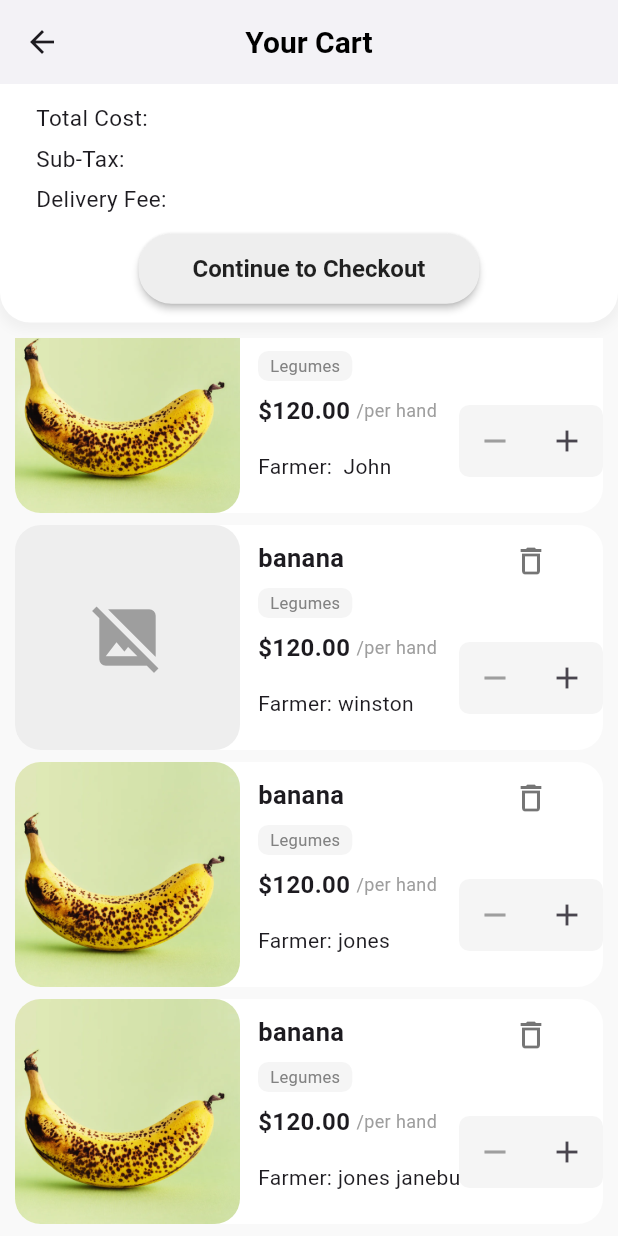
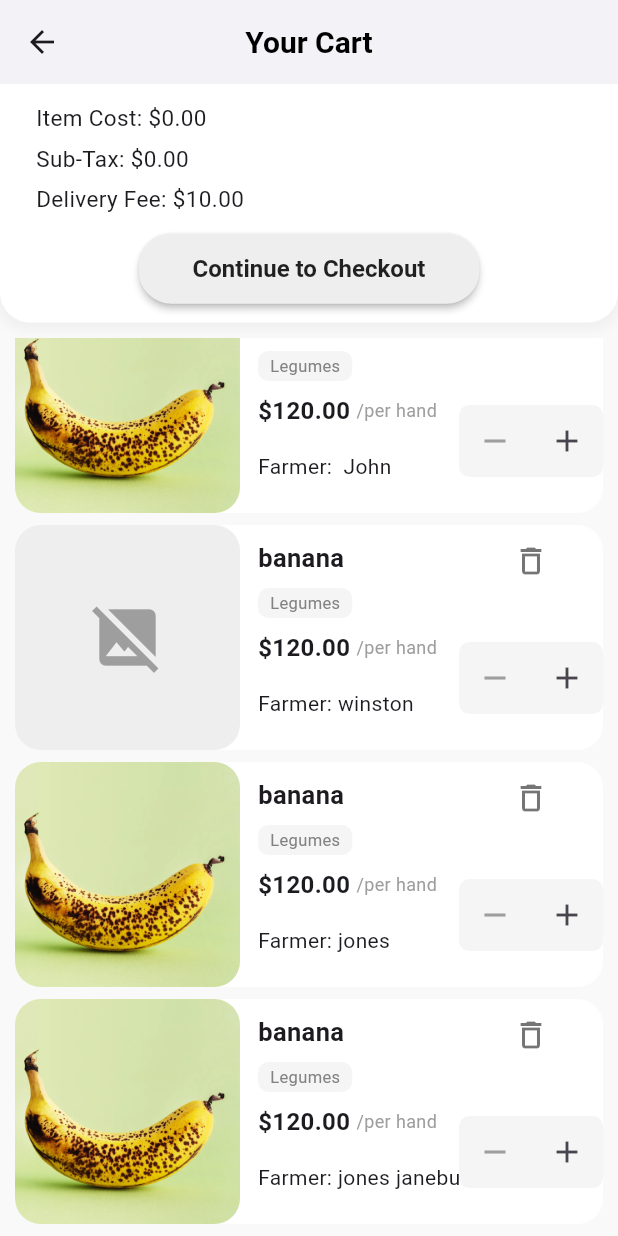
Before and after one commit to KhriseanStewart/denbigh_amber_app, a Flutter app: the CartScreen screen opened by its route, scrolled down 41 dp, after a tap on the "add" icon, after a tap on the "remove" icon, on a phone screen of 412 x 824 dp. Run offline on Flutter 3.47's test engine with Material 3 defaults, Android fonts, the light colour scheme and no system bars; our stand-ins replace cloud_firestore, firebase_auth, firebase_core, firebase_storage, image_picker, shimmer; accounts and stored records are empty.

Commit message:
cart item and total logic bug fixed

```diff
--- a/lib/customer_screens.dart/cart_screen.dart
+++ b/lib/customer_screens.dart/cart_screen.dart
@@ -9,11 +9,8 @@ class CartScreen extends StatefulWidget {
 }
 
 class _CartScreenState extends State<CartScreen> {
-  // Add this for shimmer loading simulation
   bool _isLoading = true;
-  int quantity = 0; // this is the quantity of the product to be added to the cart
 
-  // this list is a simulated list add cart from firebase
   final List<Map<String, dynamic>> cartItems = [
     {
       'image': 'assets/banana.webp',
@@ -21,7 +18,7 @@ class _CartScreenState extends State<CartScreen> {
       'category': 'Legumes',
       'price': 120.00,
       'unit': 'per hand',
-      'quantity': 1,
+      'quantity': 0,
       'farmerName': ' John',
     },
     {
@@ -30,7 +27,7 @@ class _CartScreenState extends State<CartScreen> {
       'category': 'Legumes',
       'price': 120.00,
       'unit': 'per hand',
-      'quantity': 1,
+      'quantity': 0,
       'farmerName': 'winston',
     },
     {
@@ -39,7 +36,7 @@ class _CartScreenState extends State<CartScreen> {
       'category': 'Legumes',
       'price': 120.00,
       'unit': 'per hand',
-      'quantity': 1,
+      'quantity': 0,
       'farmerName': 'jones',
     },
     {
@@ -48,16 +45,14 @@ class _CartScreenState extends State<CartScreen> {
       'category': 'Legumes',
       'price': 120.00,
       'unit': 'per hand',
-      'quantity': 1,
+      'quantity': 0,
       'farmerName': 'jones janebuebuyhb',
     },
-
   ];
 
   @override
   void initState() {
     super.initState();
-    // Simulate loading for 2 seconds, then show images
     Future.delayed(const Duration(seconds: 2), () {
       setState(() {
         _isLoading = false;
@@ -67,19 +62,20 @@ class _CartScreenState extends State<CartScreen> {
 
   @override
   Widget build(BuildContext context) {
-    // Example calculations
-    double totalCost = cartItems.fold(
+    // this logic is to be change to suit the cart items from the database
+    double itemCost = cartItems.fold(
       0.0,
-      (sum, item) => sum + item['price'] * item['quantity'],
+      (sum, item) => sum + ((item['price'] as num) * (item['quantity'] as num)),
     );
-    double subTax = totalCost * 0.08; // Example sub-tax
-    double deliveryFee = 10.0;
+    double subTax = itemCost * 0.08;
+    double deliveryFee = 10.0;// This can be dynamic based on location or other factors
+
+    double totalCost = itemCost + subTax + deliveryFee;
 
     return Scaffold(
       appBar: AppBar(
         centerTitle: true,
         automaticallyImplyLeading: true,
-
         title: Text(
           'Your Cart',
           style: TextStyle(
@@ -89,7 +85,6 @@ class _CartScreenState extends State<CartScreen> {
           ),
         ),
         backgroundColor: Colors.white,
-
       ),
       backgroundColor: Color(0xffF9F9F9),
       body: Column(
@@ -97,7 +92,9 @@ class _CartScreenState extends State<CartScreen> {
           Container(
             decoration: BoxDecoration(
               color: Colors.white,
-              borderRadius: BorderRadius.only(bottomLeft: Radius.circular(20), bottomRight: Radius.circular(20) ),
+              borderRadius: BorderRadius.only(
+                  bottomLeft: Radius.circular(20),
+                  bottomRight: Radius.circular(20)),
               boxShadow: [
                 BoxShadow(
                   color: Colors.grey.withOpacity(0.1),
@@ -109,16 +106,20 @@ class _CartScreenState extends State<CartScreen> {
             ),
             width: double.infinity,
             padding: const EdgeInsets.symmetric(horizontal: 24, vertical: 12),
-
             child: Column(
               crossAxisAlignment: CrossAxisAlignment.start,
               children: [
-                //logic to show the total cost, sub-tax, and delivery fee
-                Text("Total Cost:", style: TextStyle(fontSize: 15)),
+                Text("Item Cost: \$${itemCost.toStringAsFixed(2)}", style: TextStyle(fontSize: 15)),
                 SizedBox(height: 6),
-                Text("Sub-Tax:", style: TextStyle(fontSize: 15)),
+                Text("Sub-Tax: \$${subTax.toStringAsFixed(2)}", style: TextStyle(fontSize: 15)),
                 SizedBox(height: 6),
-                Text("Delivery Fee:", style: TextStyle(fontSize: 15)),
+                Row(
+                  mainAxisAlignment: MainAxisAlignment.spaceBetween,
+                  children: [
+                    Text("Delivery Fee: \$${deliveryFee.toStringAsFixed(2)}", style: TextStyle(fontSize: 15)),
+                    Text(itemCost == 0 ? "" : "Total: \$${totalCost.toStringAsFixed(2)}", style: TextStyle(fontSize: 15)),
+                  ],
+                ),
                 SizedBox(height: 12),
                 Center(
                   child: ElevatedButton(
@@ -141,14 +142,13 @@ class _CartScreenState extends State<CartScreen> {
                     onPressed: () {
                       // add the logic to continue to checkout with the arguments
                     },
-                    child:  Text("Continue to Checkout"),
+                    child: Text("Continue to Checkout"),
                   ),
                 ),
               ],
             ),
           ),
           SizedBox(height: 10),
-          // Cart items list
           Expanded(
             child: ListView.builder(
               padding: EdgeInsets.symmetric(horizontal: 10, vertical: 4),
@@ -160,11 +160,10 @@ class _CartScreenState extends State<CartScreen> {
                     color: Colors.white,
                     borderRadius: BorderRadius.circular(17),
                   ),
-                  margin:  EdgeInsets.symmetric(vertical: 4),
+                  margin: EdgeInsets.symmetric(vertical: 4),
                   child: Row(
                     crossAxisAlignment: CrossAxisAlignment.start,
                     children: [
-                      // Product Image goes here
                       Container(
                         width: 150,
                         height: 150,
@@ -205,7 +204,6 @@ class _CartScreenState extends State<CartScreen> {
                         ),
                       ),
                       SizedBox(width: 12),
-                      // Product Info goes here
                       Expanded(
                         child: Padding(
                           padding: const EdgeInsets.symmetric(vertical: 10.0),
@@ -214,24 +212,24 @@ class _CartScreenState extends State<CartScreen> {
                             children: [
                               Text(
                                 item['name'],
-                                style:  TextStyle(
+                                style: TextStyle(
                                   fontWeight: FontWeight.w600,
                                   fontSize: 17,
                                 ),
                               ),
                               SizedBox(height: 8),
                               Container(
-                                padding:  EdgeInsets.symmetric(
+                                padding: EdgeInsets.symmetric(
                                   horizontal: 8,
                                   vertical: 2,
                                 ),
                                 decoration: BoxDecoration(
-                                  color:  Color(0xffF5F5F5),
+                                  color: Color(0xffF5F5F5),
                                   borderRadius: BorderRadius.circular(7),
                                 ),
                                 child: Text(
                                   item['category'],
-                                  style:  TextStyle(
+                                  style: TextStyle(
                                     fontSize: 11,
                                     color: Color(0xff828282),
                                   ),
@@ -255,20 +253,15 @@ class _CartScreenState extends State<CartScreen> {
                                       color: Colors.grey,
                                     ),
                                   ),
-
-
                                 ],
                               ),
                               SizedBox(height: 16),
-                              // Quantity selector
-                              //the logic to show the unit of the product to be added
                               SingleChildScrollView(
                                 scrollDirection: Axis.horizontal,
                                 child: Row(
                                   mainAxisAlignment: MainAxisAlignment.spaceBetween,
                                   children: [
                                     Text('Farmer: ${item['farmerName']}'),
-
                                   ],
                                 ),
                               ),
@@ -276,7 +269,6 @@ class _CartScreenState extends State<CartScreen> {
                           ),
                         ),
                       ),
-                      // Delete button
                       Column(
                         children: [
                           IconButton(
@@ -299,32 +291,30 @@ class _CartScreenState extends State<CartScreen> {
                                 IconButton(
                                   icon: Icon(
                                     Icons.remove,
-                          color: quantity == 0 ? Colors.grey : Colors.black,
+                                    color: item['quantity'] == 0 ? Colors.grey : Colors.black,
                                   ),
-                        onPressed:
-                            quantity == 0
+                                  onPressed: item['quantity'] == 0
                                       ? null
                                       : () {
                                           setState(() {
-                                    quantity--;
+                                            cartItems[index]['quantity']--;
                                           });
                                         },
                                 ),
                                 // Show quantity only if quantity >= 1
-                      if (quantity >= 1)
+                                if (item['quantity'] >= 1)
                                   Padding(
                                     padding: const EdgeInsets.symmetric(horizontal: 8.0),
                                     child: Text(
-                            '$quantity',
+                                      '${item['quantity']}',
                                       style: TextStyle(fontSize: 18),
                                     ),
                                   ),
-                      // Plus button
                                 IconButton(
                                   icon: Icon(Icons.add),
                                   onPressed: () {
                                     setState(() {
-                            quantity++;
+                                      cartItems[index]['quantity']++;
                                     });
                                   },
                                 ),
@@ -333,12 +323,10 @@ class _CartScreenState extends State<CartScreen> {
                           ),
                         ],
                       ),
-
                     ],
                   ),
                 );
               },
-
             ),
           ),
         ],
```
Lines whose indentation alone changed are shown as unchanged.
